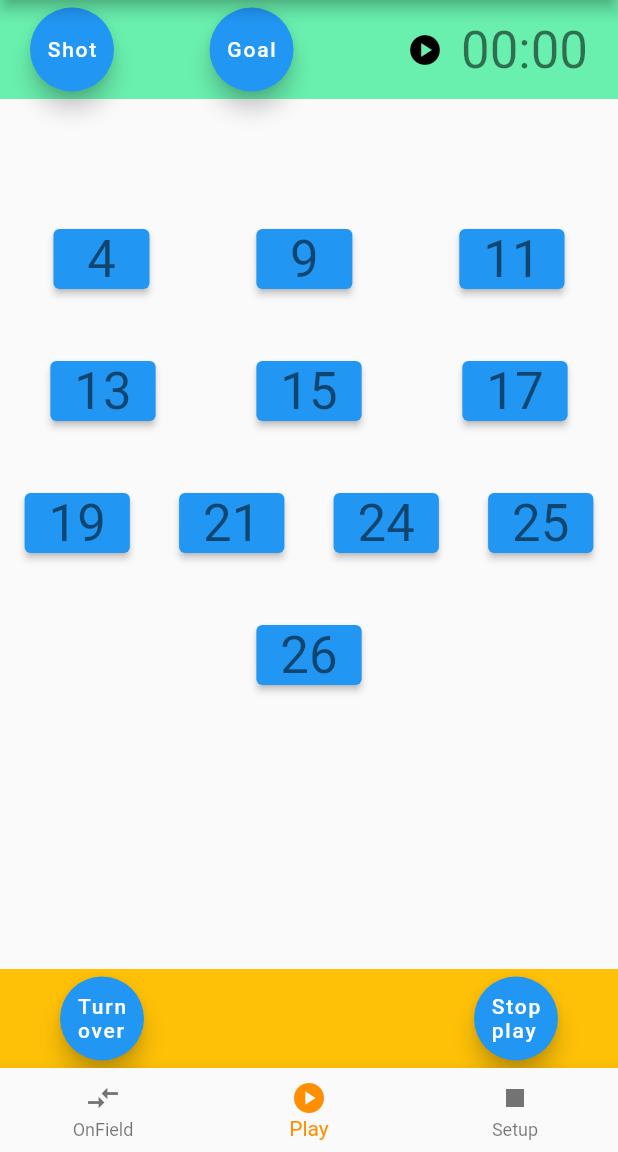
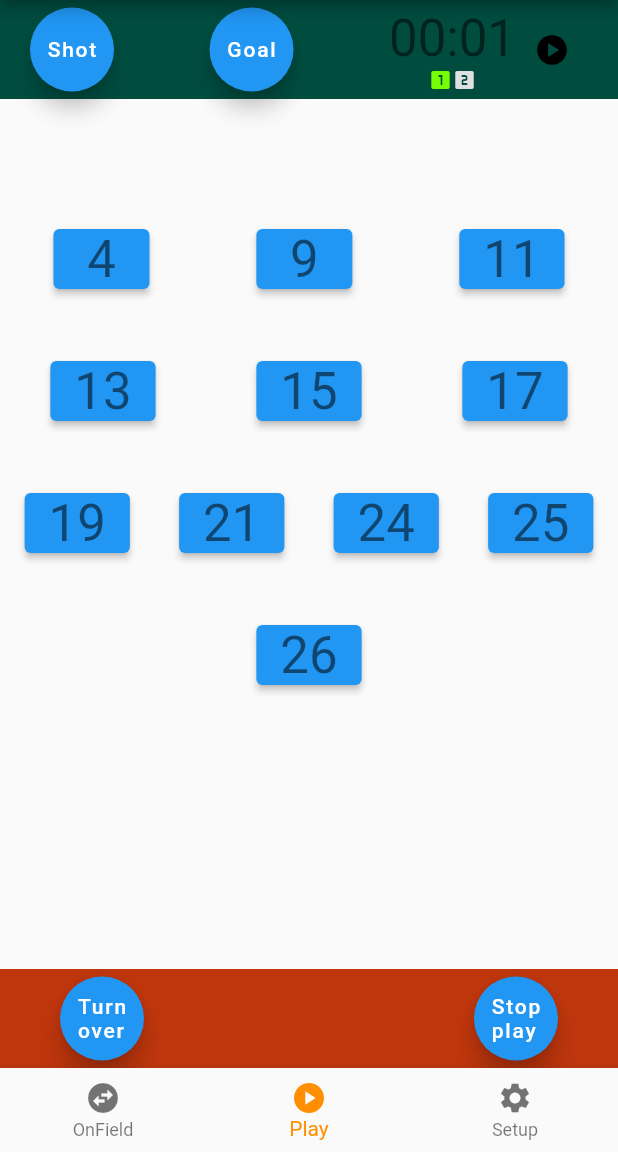
Before and after one commit to marvingreenberg/soccer_touch_stats, a Flutter app: the screen it shows after launch, item 2 of the bottom bar chosen, after a tap on the "play circle" icon, on a phone screen of 412 x 824 dp, the part 84-1236 px from its top. Run offline on Flutter 3.47's test engine with Material 2 defaults, Android fonts, the phone set to English and light mode, and no system bars.

Commit message:
Touch stats timer works, except 2nd half

```diff
--- a/lib/game_setup.dart
+++ b/lib/game_setup.dart
@@ -25,7 +25,7 @@ class GameSetupPageState extends State<GameSetupPage> {
     Widget Function(Player) makeDragTarget = playerAsDragTarget(context);
     return Center(
       child: Column(
-        mainAxisAlignment: MainAxisAlignment.spaceBetween,
+        mainAxisAlignment: MainAxisAlignment.spaceEvenly,
         crossAxisAlignment: CrossAxisAlignment.center,
         children: <Widget>[
           OnFieldLayout(playerWidgetFactory: makeDragTarget),
--- a/lib/main.dart
+++ b/lib/main.dart
@@ -53,7 +53,7 @@ class _AppPageSelectionWidgetState extends State<AppPageSelectionWidget> {
       bottomNavigationBar: BottomNavigationBar(
         items: const <BottomNavigationBarItem>[
           BottomNavigationBarItem(
-            icon: Icon(Icons.compare_arrows_outlined),
+            icon: Icon(Icons.swap_horizontal_circle),
             label: 'OnField',
           ),
           BottomNavigationBarItem(
@@ -61,7 +61,7 @@ class _AppPageSelectionWidgetState extends State<AppPageSelectionWidget> {
             label: 'Play',
           ),
           BottomNavigationBarItem(
-            icon: Icon(Icons.stop),
+            icon: Icon(Icons.settings),
             label: 'Setup',
           ),
         ],
--- a/lib/off_field_layout.dart
+++ b/lib/off_field_layout.dart
@@ -2,10 +2,6 @@ import 'package:flutter/material.dart';
 import 'package:soccer_touch_stats/player_widget_functions.dart';
 import './game.dart';
 import './player.dart';
-
-Widget makeDraggabletestWidget(Player p) {
-  return Text(p.nickname);
-}
 
 typedef WidgetFactory = Widget Function(Player p);
 
--- a/lib/on_field_layout.dart
+++ b/lib/on_field_layout.dart
@@ -1,10 +1,6 @@
 import 'package:flutter/material.dart';
 import 'package:soccer_touch_stats/game.dart';
 import './player.dart';
-
-Widget dragTargetPlayer(Player p) {
-  return const Text('hey');
-}
 
 typedef WidgetFactory = Widget Function(Player p);
 
--- a/lib/player_widget_functions.dart
+++ b/lib/player_widget_functions.dart
@@ -1,13 +1,18 @@
 import 'package:flutter/material.dart';
-
 import './player.dart';
-import './game.dart';
 
 Widget paddedText(String text, TextStyle? style) {
-  return Container(
-      child: Text(text, style: style),
-      decoration: BoxDecoration(color: Colors.blue.shade600),
-      padding: const EdgeInsets.symmetric(vertical: 5, horizontal: 7));
+  return Padding(
+      padding: const EdgeInsets.symmetric(vertical: 15, horizontal: 5),
+      child: ClipRRect(
+        borderRadius: BorderRadius.circular(5.0),
+        child: Container(
+          child: Padding(
+              padding: const EdgeInsets.symmetric(vertical: 3, horizontal: 10),
+              child: Text(text, style: style)),
+          decoration: BoxDecoration(color: style?.backgroundColor),
+        ),
+      ));
 }
 
 Widget playerAsText(Player p, TextStyle? style) {
@@ -18,45 +23,20 @@ Widget playerAsText(Player p, TextStyle? style) {
 
 Widget Function(Player) playerAsDragTarget(BuildContext context) {
   Color background = Theme.of(context).colorScheme.background;
-  TextStyle backgroundStyle =
-      TextStyle(fontSize: 30, fontWeight: FontWeight.bold, backgroundColor: background);
+  TextStyle backgroundStyle = TextStyle(fontSize: 30, backgroundColor: background);
   TextStyle h4 = Theme.of(context).textTheme.headline4 ?? backgroundStyle;
 
   return (Player p) {
-    print('playerAsDragTarget ${p.nickname}');
     return playerAsText(p, h4.merge(backgroundStyle));
   };
 }
 
 Widget Function(Player) playerAsDraggable(BuildContext context) {
   Color background = Theme.of(context).colorScheme.background;
-  TextStyle backgroundStyle =
-      TextStyle(fontSize: 30, fontWeight: FontWeight.bold, backgroundColor: background);
+  TextStyle backgroundStyle = TextStyle(fontSize: 30, backgroundColor: background);
   TextStyle h4 = Theme.of(context).textTheme.headline4 ?? backgroundStyle;
 
   return (Player p) {
-    print('playerAsDraggable ${p.nickname}');
     return playerAsText(p, h4.merge(backgroundStyle));
   };
 }
-
-Widget Function(Player) playerAsButtonFn(BuildContext context) {
-  return (Player p) {
-    print('playerAsButtonFn ${p.nickname}');
-    return Padding(
-        padding: const EdgeInsets.symmetric(vertical: 20, horizontal: 5),
-        child: ElevatedButton(
-          onPressed: game.possession == p
-              ? null
-              : () {
-                  game.possession = p;
-                },
-          child: Tooltip(
-              message: p.nickname,
-              child: Text(
-                p.toString(),
-                style: Theme.of(context).textTheme.headline4,
-              )),
-        ));
-  };
-}
--- a/lib/timer.dart
+++ b/lib/timer.dart
@@ -2,7 +2,7 @@
 import 'dart:async';
 import 'dart:ui';
 import 'package:flutter/material.dart';
-import 'package:soccer_touch_stats/touch_page.dart';
+import './touch_page.dart';
 
 const oneSecond = Duration(seconds: 1);
 
@@ -27,7 +27,8 @@ class TimeBounds {
 }
 
 String pad(int timefield, {String padChar = '0'}) {
-  return (padChar + timefield.toString()).substring(1, 3);
+  var offset = timefield > 9 ? 1 : 0;
+  return (padChar + timefield.toString()).substring(offset, offset + 2);
 }
 
 class GameTimer extends StatefulWidget {
@@ -48,21 +49,43 @@ class _TimerState extends State<GameTimer> {
   var periods = [TimeBounds(), TimeBounds()];
   int half = 0;
   String _timerDisplay = '00:00';
+  Timer? dartTimer;
 
   _TimerState();
+
   void stopTimer() {
+    dartTimer?.cancel();
+    if (half > 1) return;
     widget.touchPageState.isRunning = false;
-    var tb = periods[half];
-    tb.end();
-    half = 1;
+    periods[half].end();
+    half += 1;
+  }
+
+  void halfTransition() {
+    if (half > 1) return;
+    setState(() {
+      if (half == 0) {
+        if (!widget.touchPageState.isRunning) {
+          startTimer();
+        } else {
+          stopTimer();
+        }
+      } else {
+        if (!widget.touchPageState.isRunning) {
+          widget.touchPageState.isRunning = true;
+        } else {
+          widget.touchPageState.isRunning = false;
+          half = 2;
+        }
+      }
+    });
   }
 
   // repeatedly pressing start changes the start
   void startTimer() {
-    if (widget.touchPageState.isRunning) return;
     periods[half].start();
 
-    Timer.periodic(oneSecond, (Timer t) {
+    dartTimer = Timer.periodic(oneSecond, (Timer t) {
       if (!widget.touchPageState.isRunning) t.cancel();
       updateTimerDisplay();
     });
@@ -76,8 +99,9 @@ class _TimerState extends State<GameTimer> {
     Duration elapsed = periods[0].duration + periods[1].duration;
     int minutes = (elapsed.inSeconds / 60).floor();
     int seconds = elapsed.inSeconds.remainder(60);
+    if (!mounted) return;
     setState(() {
-      _timerDisplay = '${pad(minutes, padChar: ' ')}:${pad(seconds)}';
+      _timerDisplay = '${pad(minutes)}:${pad(seconds)}';
     });
   }
 
@@ -85,6 +109,31 @@ class _TimerState extends State<GameTimer> {
   void didUpdateWidget(GameTimer oldWidget) {
     print('something happened');
     super.didUpdateWidget(oldWidget);
+  }
+
+  static var colorSequence = [
+    Colors.red.shade900,
+    Colors.black,
+    Colors.grey,
+    Colors.black,
+    Colors.blue.shade900
+  ];
+
+  static final _halfIcons = [Icons.looks_one, Icons.looks_two];
+
+  List<Icon> halfIcons() {
+    return [0, 1]
+        .map((i) => Icon(_halfIcons[i],
+            size: 16,
+            color: (i == half && widget.touchPageState.isRunning)
+                ? Colors.lightGreenAccent[400]
+                : Colors.grey[300]))
+        .toList();
+  }
+
+  Color buttonColor() {
+    var index = half * 2 + (widget.touchPageState.isRunning ? 1 : 0);
+    return colorSequence[index];
   }
 
   @override
@@ -96,14 +145,17 @@ class _TimerState extends State<GameTimer> {
     ]);
 
     return Row(mainAxisAlignment: MainAxisAlignment.spaceAround, children: <Widget>[
+      Column(children: [
+        Row(children: [Text(_timerDisplay, style: timerStyle)]),
+        Row(children: halfIcons())
+      ]),
       IconButton(
-        onPressed: startTimer,
-        color: widget.touchPageState.isRunning ? Colors.black : Colors.red,
+        onPressed: halfTransition,
+        color: buttonColor(),
         iconSize: 24.0,
         icon: const Icon(Icons.play_circle),
         padding: const EdgeInsets.symmetric(horizontal: 4.0),
       ),
-      Text(_timerDisplay, style: timerStyle)
     ]);
   }
 }
--- a/lib/touch_page.dart
+++ b/lib/touch_page.dart
@@ -3,7 +3,6 @@ import './timer.dart';
 import './game.dart';
 import './player.dart';
 import 'on_field_layout.dart';
-import './player_widget_functions.dart';
 
 class TouchPage extends StatefulWidget {
   const TouchPage({Key? key, required this.title}) : super(key: key);
@@ -55,13 +54,39 @@ class TouchPageState extends State<TouchPage> {
     _reset();
   }
 
+  void _touched(Player p) {
+    setState(() {
+      game.possession = p;
+    });
+  }
+
   void writeStats() async {
     await game.write();
   }
 
+  Widget Function(Player) playerAsButton(BuildContext context) {
+    return (Player p) {
+      return Padding(
+          padding: const EdgeInsets.symmetric(vertical: 20, horizontal: 5),
+          child: ElevatedButton(
+            onPressed: game.possession == p || !isRunning
+                ? null
+                : () {
+                    _touched(p);
+                  },
+            child: Tooltip(
+                message: p.nickname,
+                child: Text(
+                  p.toString(),
+                  style: Theme.of(context).textTheme.headline4,
+                )),
+          ));
+    };
+  }
+
   @override
   Widget build(BuildContext context) {
-    Widget Function(Player) makeButton = playerAsButtonFn(context);
+    Widget Function(Player) makeButton = playerAsButton(context);
     return Center(
       child: Column(
         mainAxisAlignment: MainAxisAlignment.spaceBetween,
@@ -69,7 +94,7 @@ class TouchPageState extends State<TouchPage> {
         children: <Widget>[
           Container(
               padding: const EdgeInsets.fromLTRB(20.0, 5.0, 20.0, 5.0),
-              color: Colors.greenAccent,
+              color: Colors.teal[900],
               child: Row(
                 mainAxisAlignment: MainAxisAlignment.spaceBetween,
                 children: [
@@ -95,7 +120,7 @@ class TouchPageState extends State<TouchPage> {
           ),
           Container(
               padding: const EdgeInsets.fromLTRB(40.0, 5.0, 40.0, 5.0),
-              color: Colors.amber,
+              color: Colors.deepOrange[900],
               child: Row(
                 mainAxisAlignment: MainAxisAlignment.spaceBetween,
                 children: [
```
